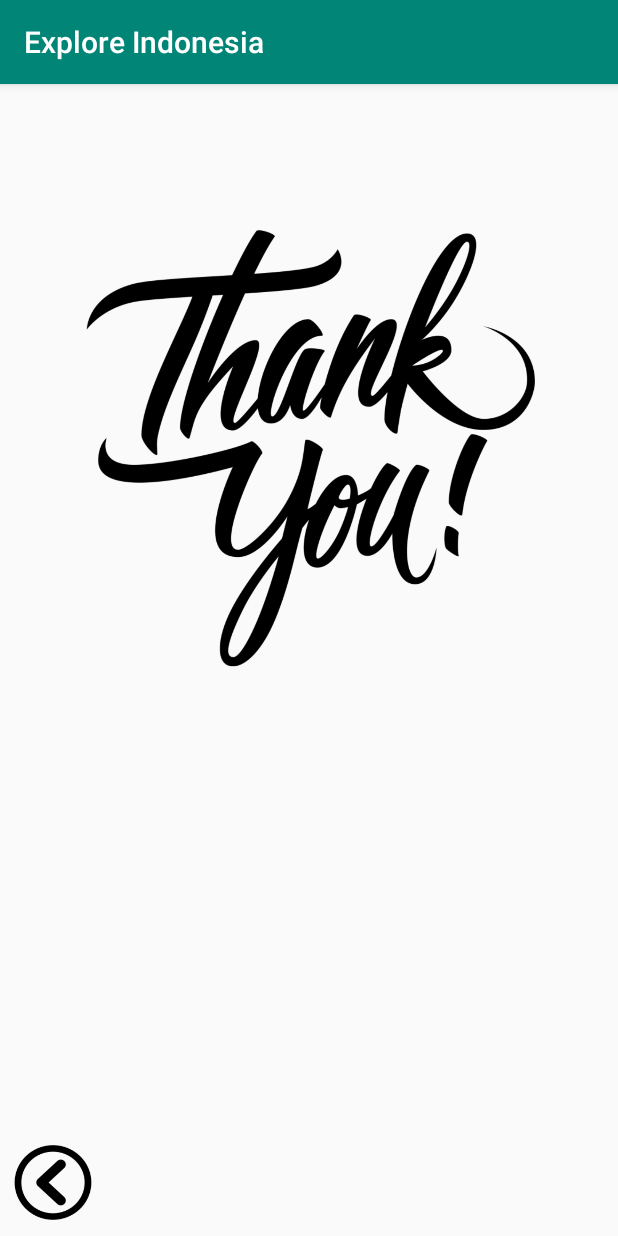
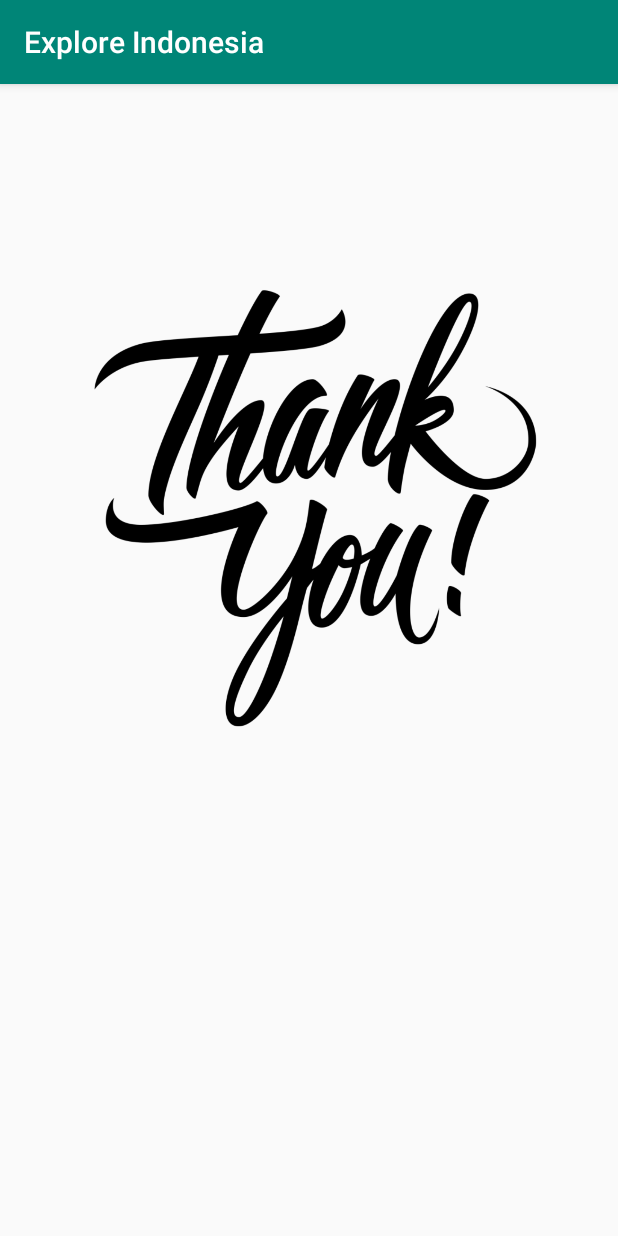
Before and after one commit to ditaprll/ExploreIndonesiaa, an Android app: the ThankiesReview screen opened directly, with no data from a screen before it, on a phone screen of 412 x 824 dp. Run offline under Robolectric (Android 15) with nearby library versions, the phone set to English and light mode, and no system bars; our stand-ins replace Firebase (no records; nobody signed in at launch, a user with empty details on screens opened directly).

Commit message:
adapter review

```diff
--- a/app/build.gradle
+++ b/app/build.gradle
@@ -13,6 +13,9 @@ android {
         multiDexEnabled true
         testInstrumentationRunner "androidx.test.runner.AndroidJUnitRunner"
         vectorDrawables.useSupportLibrary = true
+
+        testInstrumentationRunner "androidx.test.runner.AndroidJUnitRunner"
+
     }
     buildTypes {
         release {
@@ -49,4 +52,7 @@ dependencies {
     implementation 'com.android.support:multidex:1.0.3'
     implementation 'com.android.support:recyclerview-v7:29.0.3'
     implementation 'com.android.support:cardview-v7:29.0.3'
+    androidTestImplementation 'androidx.test:runner:1.1.0'
+    androidTestImplementation 'androidx.test:rules:1.1.0'
+
 }
--- a/app/src/main/res/layout/activity_thankies_review.xml
+++ b/app/src/main/res/layout/activity_thankies_review.xml
@@ -12,21 +12,10 @@
         android:layout_height="404dp"
         android:layout_alignParentStart="true"
         android:layout_alignParentTop="true"
-        android:layout_marginTop="37dp"
+        android:layout_alignParentEnd="true"
+        android:layout_marginStart="6dp"
+        android:layout_marginTop="77dp"
+        android:layout_marginEnd="0dp"
         android:background="@drawable/logo_ty" />
 
-    <Button
-        android:id="@+id/bttnSbmit"
-        android:layout_width="73dp"
-        android:layout_height="71dp"
-        android:layout_alignParentStart="true"
-        android:layout_alignParentBottom="true"
-        android:layout_centerHorizontal="true"
-        android:layout_marginStart="-1dp"
-        android:layout_marginTop="350dp"
-        android:layout_marginEnd="100dp"
-        android:layout_marginBottom="0dp"
-        android:background="@drawable/logo_back"
-        android:onClick="yours" />
-
 </RelativeLayout>
```
Also changed, not shown: 2 other files.
